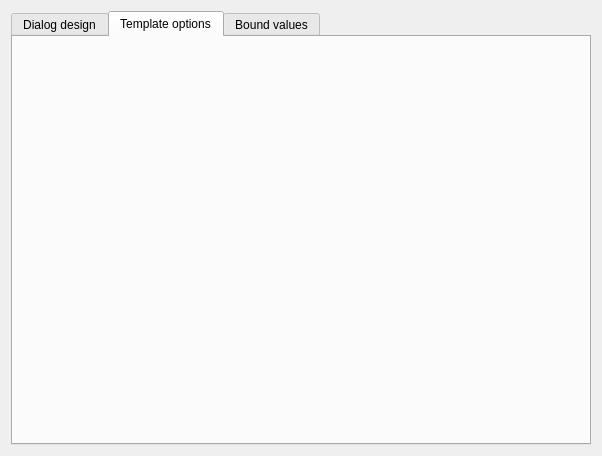
Old version of the form plugins/Commands/Dialog/dialogconfigurationdlg.ui in the repository KDE/simon.
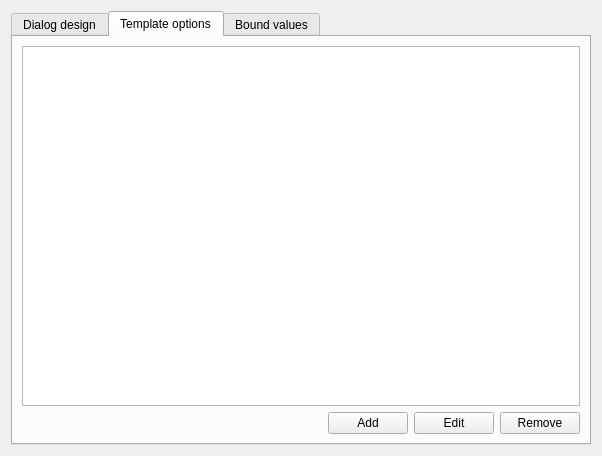
New version of the form. The open tabs and pages were chosen to show the change. Custom widgets are drawn as their Qt base class.

Commit message: Moving transition settings' next state selection to a combobox (instead of a spin box) Creating ui for template support

What changed in the file:
```diff
--- a/plugins/Commands/Dialog/dialogconfigurationdlg.ui
+++ b/plugins/Commands/Dialog/dialogconfigurationdlg.ui
@@ -176,6 +176,49 @@
       <attribute name="title">
        <string>Template options</string>
       </attribute>
+      <layout class="QVBoxLayout" name="verticalLayout_6">
+       <item>
+        <widget class="QTableView" name="tvTemplateOptions"/>
+       </item>
+       <item>
+        <layout class="QHBoxLayout" name="horizontalLayout_6">
+         <item>
+          <spacer name="horizontalSpacer">
+           <property name="orientation">
+            <enum>Qt::Horizontal</enum>
+           </property>
+           <property name="sizeHint" stdset="0">
+            <size>
+             <width>40</width>
+             <height>20</height>
+            </size>
+           </property>
+          </spacer>
+         </item>
+         <item>
+          <widget class="KPushButton" name="pbAddTemplateOption">
+           <property name="text">
+            <string>Add</string>
+           </property>
+          </widget>
+         </item>
+         <item>
+          <widget class="KPushButton" name="pbEditTemplateOption">
+           <property name="text">
+            <string>Edit</string>
+           </property>
+          </widget>
+         </item>
+         <item>
+          <widget class="KPushButton" name="pbRemoveTemplateOption">
+           <property name="text">
+            <string>Remove</string>
+           </property>
+          </widget>
+         </item>
+        </layout>
+       </item>
+      </layout>
      </widget>
      <widget class="QWidget" name="tab_3">
       <attribute name="title">
```
Left out of the diff: 43 changed lines with no effect on the pictures. The commit also changes 9 other files.
